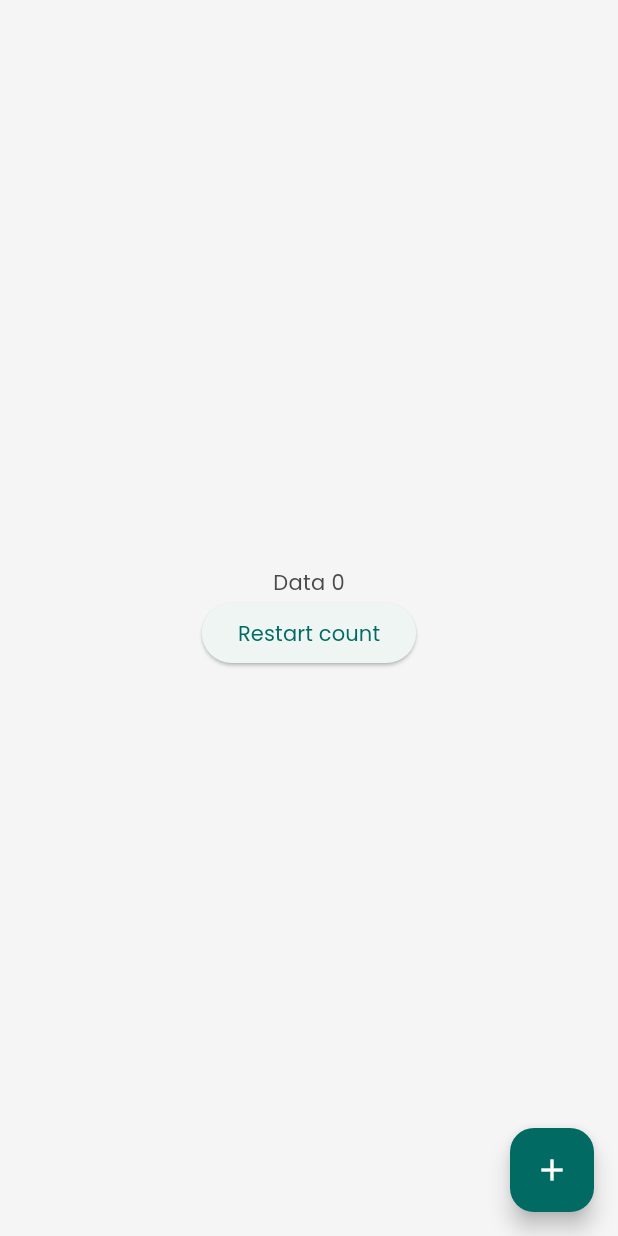
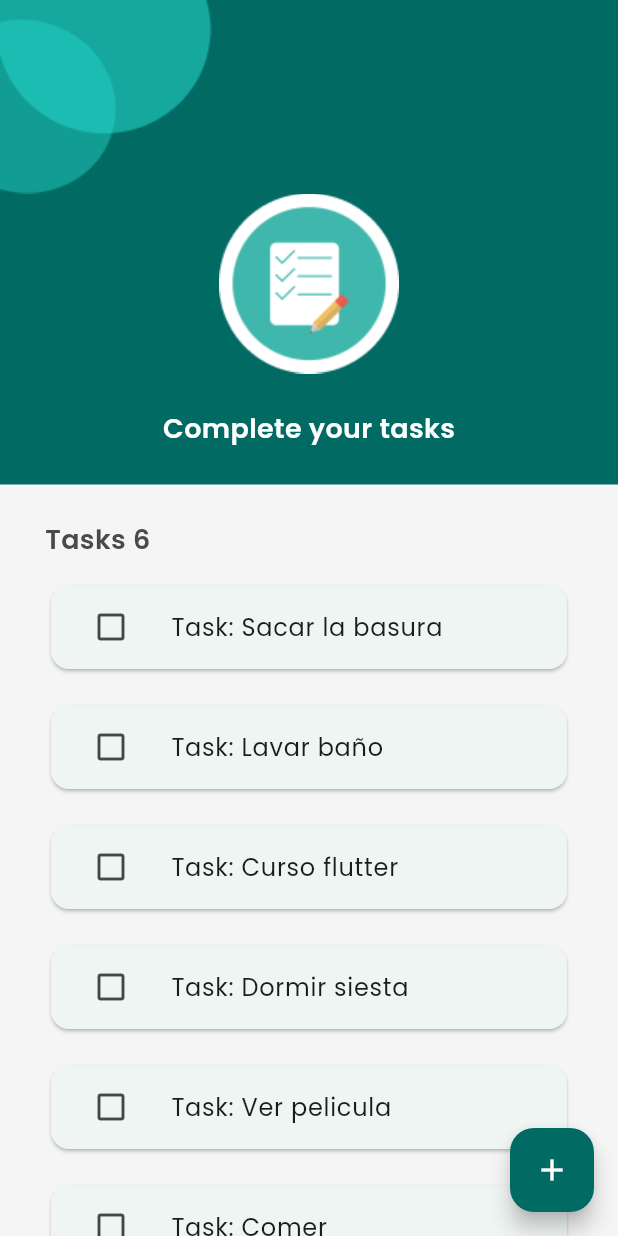
Before and after one commit to Davidciro-333/to_do_list, a Flutter app: the TaskListPage screen opened directly, on a phone screen of 412 x 824 dp. Run offline on Flutter 3.47's test engine with Material 3 defaults, Android fonts, the phone set to English and light mode, and no system bars.

Commit message:
TaskListPage done with checkbox working, refactor functions and components.

```diff
--- a/lib/app/app.dart
+++ b/lib/app/app.dart
@@ -1,5 +1,5 @@
 import 'package:flutter/material.dart';
-import 'package:to_do_list/app/view/splash_page.dart';
+import 'package:to_do_list/app/view/splash/splash_page.dart';
 
 class MyApp extends StatelessWidget {
   const MyApp({super.key});
--- /dev/null
+++ b/lib/app/model/task.dart
@@ -0,0 +1,9 @@
+class Task {
+  Task(
+    this.title,
+    {this.isCompleted = false}
+  );
+
+  final String title;
+  bool isCompleted;
+}
--- /dev/null
+++ b/lib/app/view/components/shape.dart
@@ -0,0 +1,11 @@
+
+import 'package:flutter/material.dart';
+
+class Shape extends StatelessWidget {
+  const Shape({super.key});
+
+  @override
+  Widget build(BuildContext context) {
+    return Image.asset('assets/images/shape.png' );
+  }
+}
--- /dev/null
+++ b/lib/app/view/components/title.dart
@@ -0,0 +1,20 @@
+import 'package:flutter/material.dart';
+
+class TextTitle extends StatelessWidget {
+  final String textTitle;
+  final Color? color;
+
+  const TextTitle(this.textTitle, {super.key, this.color});
+
+  @override
+  Widget build(BuildContext context) {
+    return  Text(
+      textTitle,
+      style: TextStyle(
+        fontSize: 18,
+        fontWeight: FontWeight.w600,
+        color: color
+      ),
+    );
+  }
+}
--- a/lib/app/view/home.dart
+++ b/lib/app/view/home/home_page.dart
@@ -1,7 +1,7 @@
 import 'package:flutter/material.dart';
 
-class MyHomePage extends StatefulWidget {
-  const MyHomePage({super.key, required this.title});
+class HomePage extends StatefulWidget {
+  const HomePage({super.key, required this.title});
 
   // This widget is the home page of your application. It is stateful, meaning
   // that it has a State object (defined below) that contains fields that affect
@@ -15,10 +15,10 @@ class MyHomePage extends StatefulWidget {
   final String title;
 
   @override
-  State<MyHomePage> createState() => _MyHomePageState();
+  State<HomePage> createState() => _HomePageState();
 }
 
-class _MyHomePageState extends State<MyHomePage> {
+class _HomePageState extends State<HomePage> {
   int _counter = 0;
 
   void _incrementCounter() {
--- /dev/null
+++ b/lib/app/view/splash/splash_page.dart
@@ -0,0 +1,50 @@
+import 'package:flutter/material.dart';
+import 'package:to_do_list/app/view/components/title.dart';
+import 'package:to_do_list/app/view/task_list/task_list_page.dart';
+
+import '../components/shape.dart';
+
+class SplashPage extends StatelessWidget {
+  const SplashPage({super.key});
+
+  @override
+  Widget build(BuildContext context) {
+    return Scaffold(
+      body: SafeArea(
+        child: Column(
+          children: [
+            const Row(
+              mainAxisAlignment: MainAxisAlignment.start,
+               children: [
+                 Shape()
+               ]
+            ),
+            Padding(
+              padding: const EdgeInsets.only(top: 72, bottom: 100),
+              child: Image.asset('assets/images/onboarding-image.png', ),
+            ),
+            const TextTitle('Task list'),
+            GestureDetector(
+              onTap: () {
+                Navigator.of(context).push(MaterialPageRoute(builder: (context) {
+                  return const TaskListPage();
+                }));
+              },
+              child: const Padding(
+                padding: EdgeInsets.only(top: 21, left: 32, right: 32),
+                child: Text(
+                  'La mejor forma para que no se te olvide nada es anotarlo. Guardar tus tareas y ve completando poco a poco para aumentar tu productividad',
+                  textAlign: TextAlign.center,
+                  style: TextStyle(
+                    fontSize: 14,
+                    fontWeight: FontWeight.w400,
+                  ),
+                ),
+              ),
+            ),
+          ],
+        ),
+      ),
+    );
+  }
+}
--- a/lib/app/view/splash_page_example.dart
+++ b/lib/app/view/splash/splash_page_example.dart
@@ -1,6 +1,6 @@
 import 'package:flutter/material.dart';
-import 'package:to_do_list/app/view/app_bar.dart';
-import 'package:to_do_list/app/view/convex_tab.dart';
+import 'package:to_do_list/app/view/components/app_bar.dart';
+import 'package:to_do_list/app/view/components/convex_tab.dart';
 
 class SplashPageExample extends StatelessWidget {
   const SplashPageExample({super.key});
--- a/lib/app/view/splash_page.dart
+++ /dev/null
@@ -1,45 +0,0 @@
-import 'package:flutter/material.dart';
-
-class SplashPage extends StatelessWidget {
-  const SplashPage({super.key});
-
-  @override
-  Widget build(BuildContext context) {
-    return Scaffold(
-      body: SafeArea(
-        child: Column(
-          children: [
-            Row(
-              mainAxisAlignment: MainAxisAlignment.start,
-               children: [
-                 Image.asset('assets/images/shape.png' )
-               ]
-            ),
-            Padding(
-              padding: const EdgeInsets.only(top: 72, bottom: 100),
-              child: Image.asset('assets/images/onboarding-image.png', ),
-            ),
-            const Text(
-              'Task list',
-              style: TextStyle(
-                fontSize: 18,
-                fontWeight: FontWeight.w600,
-              ),
-            ),
-            const Padding(
-              padding: EdgeInsets.only(top: 21, left: 32, right: 32),
-              child: Text(
-                'La mejor forma para que no se te olvide nada es anotarlo. Guardar tus tareas y ve completando poco a poco para aumentar tu productividad',
-                textAlign: TextAlign.center,
-                style: TextStyle(
-                  fontSize: 14,
-                  fontWeight: FontWeight.w400,
-                ),
-              ),
-            ),
-          ],
-        ),
-      ),
-    );
-  }
-}
--- a/lib/app/view/task_list.dart
+++ /dev/null
@@ -1,42 +0,0 @@
-import 'package:flutter/material.dart';
-
-class TaskListPage extends StatefulWidget {
-  const TaskListPage({super.key});
-
-  @override
-  State<TaskListPage> createState() => _TaskListPageState();
-}
-
-class _TaskListPageState extends State<TaskListPage> {
-  int count = 0;
-
-  @override
-  Widget build(BuildContext context) {
-    return Scaffold(
-      body: SafeArea(
-        child: Center(
-          child: Column(
-            mainAxisAlignment: MainAxisAlignment.center,
-            children: [
-              Text('Data $count'),
-              ElevatedButton(onPressed: (){
-                setState(() {
-                  count = 0;
-                });
-              }, child: const Text('Restart count')),
-            ],
-          ),
-        ),
-      ),
-      floatingActionButton: FloatingActionButton (
-        onPressed: () {
-          setState(() {
-            count++;
-          });
-        },
-        backgroundColor: Theme.of(context).colorScheme.primary,
-        child: const Icon(Icons.add, color: Colors.white),
-      ),
-    );
-  }
-}
--- /dev/null
+++ b/lib/app/view/task_list/task_list_page.dart
@@ -0,0 +1,163 @@
+import 'package:flutter/material.dart';
+import 'package:to_do_list/app/model/task.dart';
+import 'package:to_do_list/app/view/components/shape.dart';
+import 'package:to_do_list/app/view/components/title.dart';
+
+class Counter {
+  static int count = taskList.length;
+}
+
+class TaskListPage extends StatefulWidget {
+  const TaskListPage({super.key});
+
+  @override
+  State<TaskListPage> createState() => _TaskListPageState();
+}
+
+class _TaskListPageState extends State<TaskListPage> {
+  @override
+  Widget build(BuildContext context) {
+    return Scaffold(
+      body: SafeArea(
+        child: Column(
+          mainAxisAlignment: MainAxisAlignment.start,
+          children: [
+            const _Header(),
+            Column(
+              children: [
+                Padding(
+                  padding: const EdgeInsets.only(bottom: 13),
+                  child: Row(
+                    mainAxisAlignment: MainAxisAlignment.start,
+                    children: [
+                      Padding(
+                        padding: const EdgeInsets.only(top: 24, left: 30),
+                        child: TextTitle('Tasks ${Counter.count}'),
+                      ),
+                    ],
+                  ),
+                ),
+              ],
+            ),
+            const _TaskList(),
+          ],
+        ),
+      ),
+      floatingActionButton: FloatingActionButton(
+        onPressed: () {
+          setState(() {
+            Counter.count++;
+          });
+        },
+        backgroundColor: Theme.of(context).colorScheme.primary,
+        child: const Icon(Icons.add, color: Colors.white),
+      ),
+    );
+  }
+}
+
+class _TaskList extends StatefulWidget {
+  const _TaskList();
+
+  @override
+  State<_TaskList> createState() => _TaskListState();
+}
+
+final taskList = <Task>[
+  Task('Sacar la basura'),
+  Task('Lavar baño'),
+  Task('Curso flutter'),
+  Task('Dormir siesta'),
+  Task('Ver pelicula'),
+  Task('Comer'),
+];
+
+class _TaskListState extends State<_TaskList> {
+
+  @override
+  Widget build(BuildContext context) {
+    return Expanded(
+        child: Padding(
+      padding: const EdgeInsets.symmetric(horizontal: 30),
+      child: ListView.separated(
+          itemBuilder: (_, index) => _TaskItem(taskList[index], onTap: () {
+                taskList[index].isCompleted = !taskList[index].isCompleted;
+                setState(() {
+                  //Counter.count--;
+                });
+              }),
+          separatorBuilder: (_, __) =>
+              const Padding(padding: EdgeInsets.only(top: 16)),
+          itemCount: taskList.length),
+    ));
+  }
+}
+
+class _Header extends StatelessWidget {
+  const _Header();
+
+  @override
+  Widget build(BuildContext context) {
+    return Container(
+      width: double.maxFinite,
+      color: Theme.of(context).colorScheme.primary,
+      child: Column(
+        children: [
+          const Row(
+              //mainAxisAlignment: MainAxisAlignment.start,
+              children: [Shape()]),
+          Column(
+            children: [
+              Padding(
+                padding: const EdgeInsets.only(bottom: 24),
+                child: Image.asset('assets/images/tasks-list-image.png',
+                    width: 120, height: 120),
+              ),
+              const Padding(
+                padding: EdgeInsets.only(bottom: 24),
+                child: TextTitle('Complete your tasks', color: Colors.white),
+              ),
+            ],
+          )
+        ],
+      ),
+    );
+  }
+}
+
+class _TaskItem extends StatefulWidget {
+  const _TaskItem(this.task, {this.onTap});
+
+  final Task task;
+  final VoidCallback? onTap;
+
+  @override
+  State<_TaskItem> createState() => _TaskItemState();
+}
+
+class _TaskItemState extends State<_TaskItem> {
+  @override
+  Widget build(BuildContext context) {
+    return GestureDetector(
+      onTap: widget.onTap,
+      child: Card(
+        child: ListTile(
+            title: Text('Task: ${widget.task.title}'),
+            leading: IconButton(onPressed: () {
+              widget.task.isCompleted = !widget.task.isCompleted;
+              Counter.count--;
+              setState(() {
+
+              });
+            }, icon: widget.task.isCompleted
+                ? const Icon(Icons.check_box_rounded)
+                : const Icon(Icons.check_box_outline_blank)
+            ),
+            /*leading: Icon(task.isCompleted
+                ? Icons.check_box_rounded
+                : Icons.check_box_outline_blank)*/
+        ),
+      ),
+    );
+  }
+}
```
Also changed, not shown: assets/images/tasks-list-image.png (added), lib/app/view/components/app_bar.dart (renamed from lib/app/view/app_bar.dart), lib/app/view/components/convex_tab.dart (renamed from lib/app/view/convex_tab.dart).
